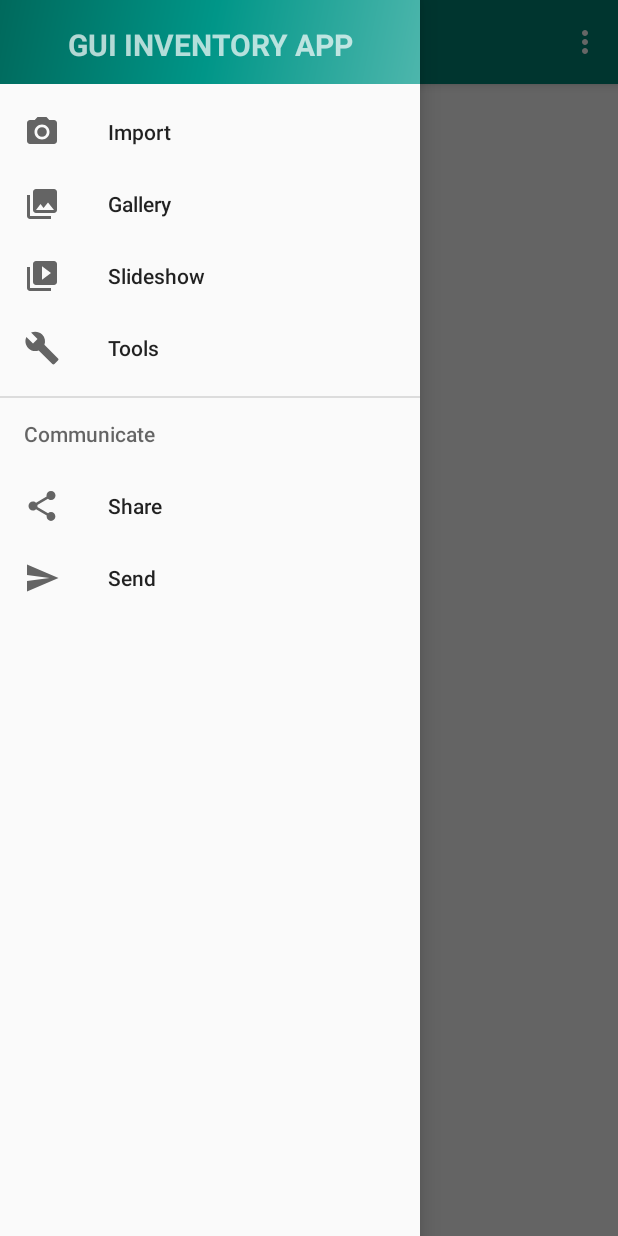
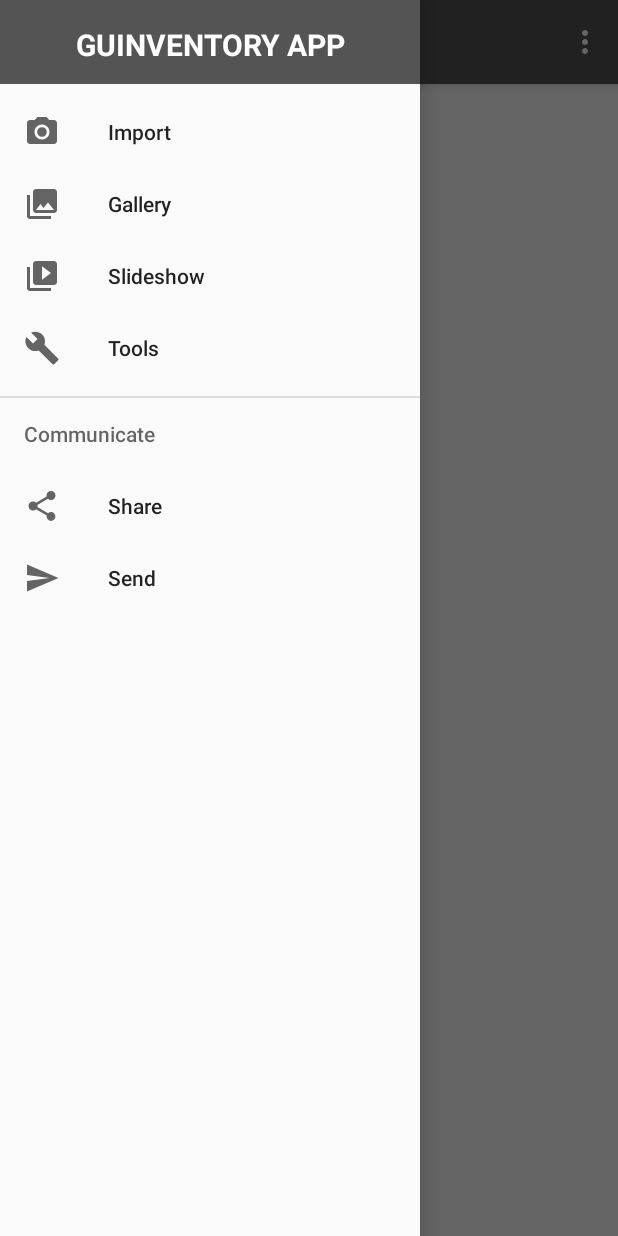
Before and after one commit to Canario0/SMov, an Android app: the screen it shows after launch (item_list), with the side drawer open, on a phone screen of 412 x 824 dp. Run offline under Robolectric (Android 15) with nearby library versions, the phone set to English and light mode, and no system bars.

Commit message:
Cambiado el Estilo de colores

```diff
--- a/app/src/main/AndroidManifest.xml
+++ b/app/src/main/AndroidManifest.xml
@@ -13,7 +13,7 @@
         tools:ignore="GoogleAppIndexingWarning">
         <activity
             android:name=".item_list"
-            android:label=""
+            android:label="@string/app_name"
             android:theme="@style/AppTheme.NoActionBar">
             <intent-filter>
                 <action android:name="android.intent.action.MAIN" />
--- a/app/src/main/java/com/gui/inventoryapp/item_list.java
+++ b/app/src/main/java/com/gui/inventoryapp/item_list.java
@@ -21,6 +21,7 @@ public class item_list extends AppCompatActivity
         super.onCreate(savedInstanceState);
         setContentView(R.layout.activity_item_list);
         Toolbar toolbar = (Toolbar) findViewById(R.id.toolbar);
+        toolbar.setTitle("");
         setSupportActionBar(toolbar);
 
 //        FloatingActionButton fab = (FloatingActionButton) findViewById(R.id.fab);
--- a/app/src/main/res/layout/nav_header_item_list.xml
+++ b/app/src/main/res/layout/nav_header_item_list.xml
@@ -3,14 +3,14 @@
     xmlns:app="http://schemas.android.com/apk/res-auto"
     android:layout_width="match_parent"
     android:layout_height="?attr/actionBarSize"
-    android:background="@drawable/side_nav_bar"
+    android:background="?attr/colorPrimary"
     android:gravity="bottom"
     android:orientation="vertical"
     android:paddingLeft="@dimen/activity_horizontal_margin"
     android:paddingTop="@dimen/activity_vertical_margin"
     android:paddingRight="@dimen/activity_horizontal_margin"
     android:paddingBottom="@dimen/activity_vertical_margin"
-    android:theme="@style/ThemeOverlay.AppCompat.Dark">
+    android:theme="@style/AppTheme.AppBarOverlay">
 
     <TextView
         android:layout_width="match_parent"
@@ -19,6 +19,7 @@
         android:layout_gravity="center_vertical"
         android:text="@string/nav_header_title"
         android:textAllCaps="true"
+        android:textColor="#ffffff"
         android:textStyle="bold"
         android:textSize="20sp"/>
 
--- a/app/src/main/res/values/colors.xml
+++ b/app/src/main/res/values/colors.xml
@@ -1,6 +1,6 @@
 <?xml version="1.0" encoding="utf-8"?>
 <resources>
-    <color name="colorPrimary">#008577</color>
-    <color name="colorPrimaryDark">#00574B</color>
-    <color name="colorAccent">#D81B60</color>
+    <color name="colorPrimary">#545454</color>
+    <color name="colorPrimaryDark">#2b2b2b</color>
+    <color name="colorAccent">#2b2b2b</color>
 </resources>
--- a/app/src/main/res/values/strings.xml
+++ b/app/src/main/res/values/strings.xml
@@ -1,8 +1,8 @@
 <resources>
-    <string name="app_name">Inventory App</string>
+    <string name="app_name">GUInventory App</string>
     <string name="navigation_drawer_open">Open navigation drawer</string>
     <string name="navigation_drawer_close">Close navigation drawer</string>
-    <string name="nav_header_title">GUI Inventory APP</string>
+    <string name="nav_header_title">GUInventory APP</string>
     <string name="nav_header_desc">Navigation header</string>
     <string name="action_settings">End Point</string>
 </resources>
```
